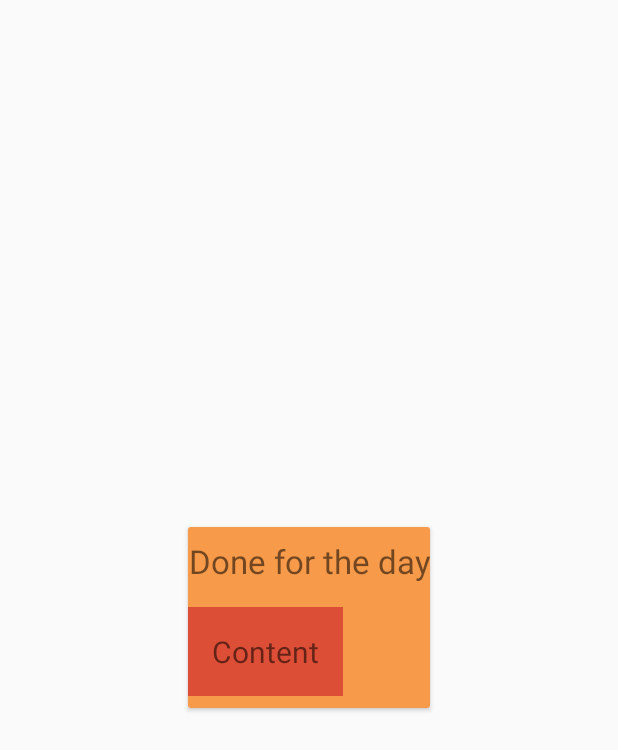
After one commit to AtriTripathi/Chants-Journal, an Android app: the layout dialog_done_for_day.xml on its own in the app's theme, with its tools: preview values and no code run, on a phone screen of 412 x 824 dp. The commit adds this screen. Shown: the top 750 px of the screen. Run offline under Robolectric (Android 15) with nearby library versions, the phone set to English and light mode, and no system bars.

Commit message:
Add dialog on chant completion

```diff
--- a/app/build.gradle
+++ b/app/build.gradle
@@ -41,7 +41,9 @@ dependencies {
     implementation 'com.android.support:design:28.0.0-rc02'
 
     // For push button animations
-    implementation( 'com.github.thekhaeng:pushdown-anim-click:1.1.1' ){
+    implementation('com.github.thekhaeng:pushdown-anim-click:1.1.1') {
         exclude group: 'com.android.support'
     }
+
+    implementation 'com.github.droidbyme:DroidDialog:c6decc7167'
 }
--- /dev/null
+++ b/app/src/main/res/layout/dialog_done_for_day.xml
@@ -0,0 +1,47 @@
+<?xml version="1.0" encoding="utf-8"?>
+
+<android.support.v7.widget.CardView xmlns:android="http://schemas.android.com/apk/res/android"
+    xmlns:app="http://schemas.android.com/apk/res-auto"
+    xmlns:tools="http://schemas.android.com/tools"
+    android:layout_width="wrap_content"
+    android:layout_height="wrap_content"
+    android:layout_gravity="center">
+
+    <LinearLayout
+        android:layout_width="match_parent"
+        android:layout_height="match_parent"
+        android:orientation="vertical"
+        android:background="@color/aplha_orange">
+
+        <TextView
+            android:id="@+id/textView6"
+            android:layout_width="wrap_content"
+            android:layout_height="wrap_content"
+            android:layout_marginBottom="8dp"
+            android:layout_marginTop="8dp"
+            android:text="Done for the day"
+            android:textAlignment="center"
+            android:textSize="22sp"
+            app:layout_constraintBottom_toTopOf="@+id/textView9"
+            app:layout_constraintEnd_toEndOf="parent"
+            app:layout_constraintStart_toStartOf="parent"
+            app:layout_constraintTop_toTopOf="parent" />
+
+        <TextView
+            android:id="@+id/textView9"
+            android:layout_width="wrap_content"
+            android:layout_height="wrap_content"
+            android:layout_marginBottom="8dp"
+            android:layout_marginTop="8dp"
+            android:background="@color/alpha_red"
+            android:padding="16sp"
+            android:text="Content"
+            android:textAlignment="center"
+            android:textSize="20sp"
+            app:layout_constraintBottom_toBottomOf="parent"
+            app:layout_constraintEnd_toEndOf="parent"
+            app:layout_constraintStart_toStartOf="parent"
+            app:layout_constraintTop_toBottomOf="@+id/textView6" />
+
+    </LinearLayout>
+</android.support.v7.widget.CardView>
--- a/app/src/main/res/values/strings.xml
+++ b/app/src/main/res/values/strings.xml
@@ -9,4 +9,6 @@
     <string name="new_mantra">New Mantra</string>
     <string name="set_goal">Set Your Goal</string>
     <string name="total_malas">Total Number of Malas</string>
+    <string name="done_for_day_title">Congratulations!</string>
+    <string name="done_for_day_content">You have successfully completed your daily chanting goal. Do you wish to continue chanting or are you done for the day? </string>
 </resources>
--- a/build.gradle
+++ b/build.gradle
@@ -19,6 +19,7 @@ allprojects {
     repositories {
         google()
         jcenter()
+        maven { url "https://jitpack.io" }
     }
 }
 
```
Also changed, not shown: app/src/main/java/com/atritripathi/chantsjournal/MantraDetailsActivity.java (+53 -9 lines), app/src/main/res/layout/activity_main.xml (+4 -4 lines), app/src/main/res/drawable/buddha_transparent.png, 2 other files.
